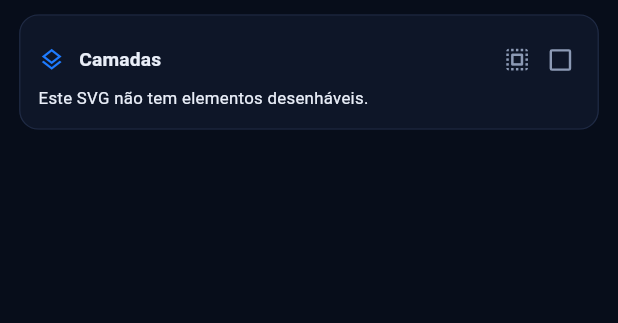
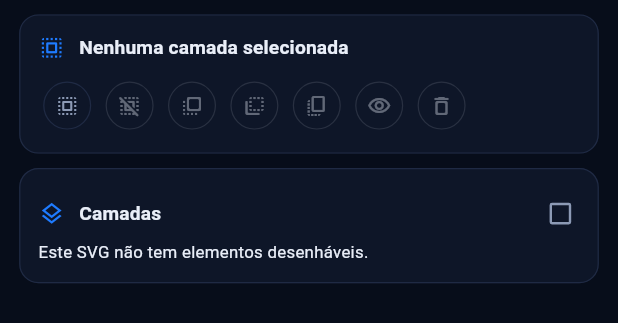
Before and after one commit to lianeheidemann/svg-motion-gallery, a Flutter app: the LayersPanel widget shown alone on an empty page, opened directly with empty values, on a phone screen of 412 x 824 dp. Shown: the top 323 px of the screen. Run offline on Flutter 3.47's test engine with Material 3 defaults, Android fonts, the phone set to English and light mode, and no system bars; our stand-ins replace file_picker, flutter_svg, share_plus, shared_preferences, web, webview_flutter; missing offline and left inert: dart:js_interop; accounts and stored records are empty; generated files the repository leaves out were written again.

Commit message:
Layers: one always-visible top box with select all, clear selection and layer actions (greyed out when they do not fit)
Co-Authored-By: Claude Sonnet 5.5 <noreply@anthropic.com>
Claude-Session: https://claude.ai/code/session_012uf5b2am9PwD2VBMGKFdzP

```diff
--- a/lib/src/features/editor/panels/layers/layer_actions.dart
+++ b/lib/src/features/editor/panels/layers/layer_actions.dart
@@ -7,80 +7,21 @@ import '../../../../widgets/svg_actions_menu.dart';
 import '../../editor_controller.dart';
 import '../layers_panel.dart';
 
-/// Actions on the one selected layer (order, duplicate, delete).
-class SelectedLayerActions extends StatelessWidget {
-  const SelectedLayerActions({super.key, required this.editor, required this.layer, this.label});
-
-  final EditorController editor;
-  final SvgLayer layer;
-
-  /// Name with its number, as the list shows it.
-  final String? label;
-
-  @override
-  Widget build(BuildContext context) {
-    final l10n = context.l10n;
-    final svg = editor.svg;
-    return SectionCard(
-      icon: LayersPanel.iconFor(layer),
-      title: label ?? l10n.layer(layer),
-      trailing: IconButton(
-        tooltip: l10n.clearSelection,
-        onPressed: () => editor.select(null),
-        icon: const Icon(Icons.close_rounded),
-      ),
-      children: [
-        Wrap(
-          spacing: 4,
-          runSpacing: 4,
-          children: [
-            _action(
-              Icons.flip_to_front_rounded,
-              l10n.bringForward,
-              () => editor.apply(SvgLayers.bringForward(svg, layer.path)),
-            ),
-            _action(
-              Icons.flip_to_back_rounded,
-              l10n.sendBackward,
-              () => editor.apply(SvgLayers.sendBackward(svg, layer.path)),
-            ),
-            _action(
-              Icons.copy_all_rounded,
-              l10n.actionDuplicate,
-              () => editor.apply(SvgLayers.duplicate(svg, layer.path)),
-            ),
-            _action(
-              Icons.delete_outline_rounded,
-              l10n.actionDelete,
-              () => editor.apply(SvgLayers.remove(svg, layer.path)),
-            ),
-          ],
-        ),
-        if (layer.tag == 'text')
-          TextFormField(
-            key: ValueKey('text-${layer.path}-${layer.text}'),
-            initialValue: layer.text ?? '',
-            decoration: InputDecoration(labelText: l10n.textContent),
-            onFieldSubmitted: (text) => editor.commit(SvgLayers.setText(svg, layer.path, text)),
-          ),
-      ],
-    );
-  }
-
-  /// Icon only (the meaning is in the tooltip).
-  Widget _action(IconData icon, String label, VoidCallback onPressed) =>
-      IconButton.outlined(tooltip: label, onPressed: onPressed, icon: Icon(icon, size: 20));
-}
-
-/// Actions on every ticked layer (multi-selection).
-/// Actions on every ticked layer at once.
-class MultiLayerActions extends StatelessWidget {
-  const MultiLayerActions({super.key, required this.editor});
+/// The box at the top of the Layers tab, always there: select all, clear the
+/// selection, and the actions on what is selected (order, duplicate, show or
+/// hide, delete). An action that does not fit the current selection (nothing
+/// selected, several layers for ordering) stays on screen but greyed out.
+class LayerActionsCard extends StatelessWidget {
+  const LayerActionsCard({super.key, required this.editor, this.label});
 
   final EditorController editor;
 
+  /// Name with its number of the selected layer, as the list shows it.
+  final String? label;
+
   Future<void> _delete(BuildContext context, int count) async {
     final l10n = context.l10n;
+    if (count > 1) {
       final confirmed = await showConfirmDialog(
         context,
         title: l10n.deleteLayersTitle,
@@ -88,7 +29,9 @@ class MultiLayerActions extends StatelessWidget {
         confirm: l10n.actionDelete,
         destructive: true,
       );
-    if (confirmed) editor.removeTargets();
+      if (!confirmed) return;
+    }
+    editor.removeTargets();
   }
 
   /// Hides the visible ones; when they are all hidden already, shows them.
@@ -108,42 +51,92 @@ class MultiLayerActions extends StatelessWidget {
   @override
   Widget build(BuildContext context) {
     final l10n = context.l10n;
-    final count = editor.multiSelection.length;
+    final targets = editor.targets;
+    final count = targets.length;
+    final has = count > 0;
+    final single = count == 1
+        ? editor.layers.where((l) => l.path == targets.first).firstOrNull
+        : null;
+    final svg = editor.svg;
+
+    Widget action(Key key, IconData icon, String tip, VoidCallback? onPressed) =>
+        IconButton.outlined(
+          key: key,
+          tooltip: tip,
+          onPressed: onPressed,
+          icon: Icon(icon, size: 20),
+        );
+
     return SectionCard(
-      icon: Icons.checklist_rounded,
-      title: l10n.multiSelectCount(count),
-      trailing: IconButton(
-        tooltip: l10n.clearSelection,
-        onPressed: () => editor.select(null),
-        icon: const Icon(Icons.close_rounded),
-      ),
+      icon: single != null
+          ? LayersPanel.iconFor(single)
+          : has
+          ? Icons.checklist_rounded
+          : Icons.select_all_rounded,
+      title: single != null
+          ? (label ?? l10n.layer(single))
+          : has
+          ? l10n.multiSelectCount(count)
+          : l10n.noLayerSelected,
       children: [
         Wrap(
           spacing: 4,
           runSpacing: 4,
           children: [
-            IconButton.outlined(
-              key: const Key('select-all-actions'),
-              tooltip: l10n.selectAllLayers,
-              onPressed: editor.selectAllLayers,
-              icon: const Icon(Icons.select_all_rounded, size: 20),
+            action(
+              const Key('select-all-layers'),
+              Icons.select_all_rounded,
+              l10n.selectAllLayers,
+              editor.selectAllLayers,
             ),
-            IconButton.outlined(
-              tooltip: l10n.actionDuplicate,
-              onPressed: editor.duplicateTargets,
-              icon: const Icon(Icons.copy_all_rounded, size: 20),
+            action(
+              const Key('clear-selection'),
+              Icons.deselect_rounded,
+              l10n.clearSelection,
+              has ? () => editor.select(null) : null,
             ),
-            IconButton.outlined(
-              tooltip: l10n.hideLayer,
-              onPressed: _toggleVisibility,
-              icon: const Icon(Icons.visibility_outlined, size: 20),
+            action(
+              const Key('layer-forward'),
+              Icons.flip_to_front_rounded,
+              l10n.bringForward,
+              single == null ? null : () => editor.apply(SvgLayers.bringForward(svg, single.path)),
             ),
-            IconButton.outlined(
-              tooltip: l10n.actionDelete,
-              onPressed: () => _delete(context, count),
-              icon: const Icon(Icons.delete_outline_rounded, size: 20),
+            action(
+              const Key('layer-backward'),
+              Icons.flip_to_back_rounded,
+              l10n.sendBackward,
+              single == null ? null : () => editor.apply(SvgLayers.sendBackward(svg, single.path)),
+            ),
+            action(
+              const Key('layer-duplicate'),
+              Icons.copy_all_rounded,
+              l10n.actionDuplicate,
+              !has
+                  ? null
+                  : single != null
+                  ? () => editor.apply(SvgLayers.duplicate(svg, single.path))
+                  : editor.duplicateTargets,
+            ),
+            action(
+              const Key('layer-visibility'),
+              Icons.visibility_outlined,
+              l10n.hideLayer,
+              has ? _toggleVisibility : null,
+            ),
+            action(
+              const Key('layer-delete'),
+              Icons.delete_outline_rounded,
+              l10n.actionDelete,
+              has ? () => _delete(context, count) : null,
             ),
           ],
+        ),
+        if (single != null && single.tag == 'text')
+          TextFormField(
+            key: ValueKey('text-${single.path}-${single.text}'),
+            initialValue: single.text ?? '',
+            decoration: InputDecoration(labelText: l10n.textContent),
+            onFieldSubmitted: (text) => editor.commit(SvgLayers.setText(svg, single.path, text)),
           ),
       ],
     );
--- a/lib/src/features/editor/panels/layers_panel.dart
+++ b/lib/src/features/editor/panels/layers_panel.dart
@@ -126,13 +126,8 @@ class _LayersPanelState extends State<LayersPanel> {
     return ListView(
       padding: const EdgeInsets.fromLTRB(16, 12, 16, 24),
       children: [
-        if (multi && ticked.isNotEmpty) ...[
-          MultiLayerActions(editor: editor),
-          const SizedBox(height: AppSpacing.md),
-        ] else if (!multi && selected != null) ...[
-          SelectedLayerActions(editor: editor, layer: selected, label: labels[selected.path]),
-          const SizedBox(height: AppSpacing.md),
-        ],
+        LayerActionsCard(editor: editor, label: selected == null ? null : labels[selected.path]),
+        const SizedBox(height: AppSpacing.md),
         SectionCard(
           icon: Icons.layers_outlined,
           title: l10n.layersTitle(layers.length),
@@ -154,21 +149,6 @@ class _LayersPanelState extends State<LayersPanel> {
                         ? Icons.light_mode_rounded
                         : Icons.dark_mode_rounded,
                   ),
-                ),
-              IconButton(
-                key: const Key('select-all-layers'),
-                tooltip: l10n.selectAllLayers,
-                visualDensity: VisualDensity.compact,
-                onPressed: editor.selectAllLayers,
-                icon: const Icon(Icons.select_all_rounded),
-              ),
-              if (editor.targets.isNotEmpty)
-                IconButton(
-                  key: const Key('clear-selection'),
-                  tooltip: l10n.clearSelection,
-                  visualDensity: VisualDensity.compact,
-                  onPressed: () => editor.select(null),
-                  icon: const Icon(Icons.deselect_rounded),
                 ),
               Tooltip(
                 message: l10n.multiSelect,
--- a/lib/src/l10n/app_en.arb
+++ b/lib/src/l10n/app_en.arb
@@ -163,6 +163,7 @@
   "adjustTemperature": "Warmth",
   "adjustHighlights": "Highlights",
   "adjustShadows": "Shadows",
+  "noLayerSelected": "No layer selected",
   "codeProblemGo": "Go to the problem",
   "codeMoreProblems": "+{count}",
   "selectionNone": "Selected: All",
--- a/lib/src/l10n/app_pt.arb
+++ b/lib/src/l10n/app_pt.arb
@@ -283,6 +283,7 @@
   "adjustTemperature": "Temperatura",
   "adjustHighlights": "Realces",
   "adjustShadows": "Sombras",
+  "noLayerSelected": "Nenhuma camada selecionada",
   "codeProblemGo": "Ir para o problema",
   "codeMoreProblems": "+{count}",
   "@codeMoreProblems": {
```
Also changed, not shown: 1 other file. Lines whose indentation alone changed are shown as unchanged.
